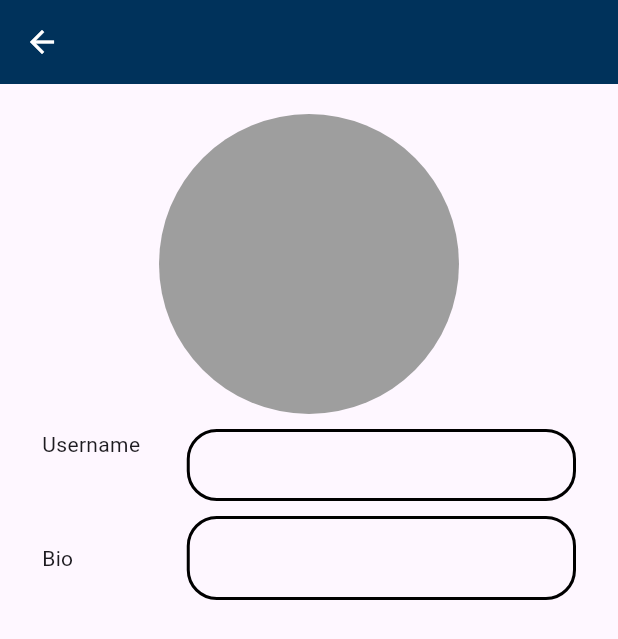
After one commit to rai-ms/whisper, a Flutter app: the EditProfileView screen opened by its route, on a phone screen of 412 x 824 dp. The commit adds this screen. Shown: the top 639 px of the screen. Run offline on Flutter 3.47's test engine with Material 2 defaults, Android fonts, the phone set to English and light mode, and no system bars; our stand-ins replace cached_network_image, dots_indicator, flutter_otp_text_field, flutter_svg, font_awesome_flutter, image_picker and 3 more; accounts and stored records are empty; network calls fail.

Commit message:
Working on Edit Personal Profile

```diff
--- a/lib/components/app_text_form_field.dart
+++ b/lib/components/app_text_form_field.dart
@@ -44,11 +44,11 @@ class AppTextFormField extends StatelessWidget {
         labelText: labelText,
         hintStyle: hintStyle,
         isCollapsed: isCollapsed,
+        hintText: hintText,
+        label:label,
         prefixIcon: !isPrefixIconExist ? null : prefixIcon ?? const Icon(Icons.person,color: AppColors.blueSplashScreen,),
         border: OutlineInputBorder(borderRadius: const BorderRadius.all(Radius.circular(20),), borderSide: BorderSide(width: 2, color: enableBorderColor ?? AppColors.black),),
-        hintText: hintText,
         disabledBorder: OutlineInputBorder(borderRadius: const BorderRadius.all( Radius.circular(20),), borderSide: BorderSide(width: 2, color: disableBorderColor ?? AppColors.black),),
-        label:label,
         enabledBorder: OutlineInputBorder(borderRadius: const BorderRadius.all(Radius.circular(20),), borderSide: BorderSide(width: 2, color: enableBorderColor ?? AppColors.black),),
         constraints: const BoxConstraints(
           maxWidth: 400,
--- a/lib/model/comment.dart
+++ b/lib/model/comment.dart
@@ -115,10 +115,12 @@ class Data {
 }
 
 class APIResponseComment {
+  final String id;
   final String comment;
   final APIResponseUser user;
 
   APIResponseComment({
+    required this.id,
     required this.comment,
     required this.user,
   });
@@ -126,6 +128,7 @@ class APIResponseComment {
   factory APIResponseComment.fromJson(Map<String, dynamic> json) {
     return APIResponseComment(
       comment: json['comment'],
+      id: json['_id'],
       user: APIResponseUser.fromJson(json['User']),
     );
   }
--- /dev/null
+++ b/lib/model/profile_edit_payload.dart
@@ -0,0 +1,13 @@
+class ProfileEditPayload {
+  String? username, profilePic, profileBio;
+
+  ProfileEditPayload({this.username, this.profileBio, this.profilePic});
+
+  Map<String, dynamic> toJson() {
+    return {
+      "username": username,
+      "profilePic": profilePic,
+      "profileBio": profileBio
+    };
+  }
+}
--- a/lib/model/search_user.dart
+++ b/lib/model/search_user.dart
@@ -27,13 +27,11 @@ class SearchResponseUser {
   final String id;
   final String username;
   final String email;
-  final String password;
 
   SearchResponseUser({
     required this.id,
     required this.username,
     required this.email,
-    required this.password,
   });
 
   factory SearchResponseUser.fromJson(Map<String, dynamic> json) {
@@ -41,7 +39,6 @@ class SearchResponseUser {
       id: json['_id'],
       username: json['username'],
       email: json['email'],
-      password: json['password'],
     );
   }
 }
--- a/lib/utils/app_helper/app_url.dart
+++ b/lib/utils/app_helper/app_url.dart
@@ -24,4 +24,5 @@ class AppUrl
   static const followUserEndPoint = 'https://harshitsocial.appskeeper.in/api/v1/user/followUser?followingId=';
   static const postDislikeEndPoint = 'https://harshitsocial.appskeeper.in/api/v1/user/postDislike?postId=';
   static const postLikeEndPoint = 'https://harshitsocial.appskeeper.in/api/v1/user/postLike?postId=';
+  static const editProfileEndPoint = 'https://harshitsocial.appskeeper.in/api/v1/user/editProfileEndPoint';
 }
--- a/lib/utils/routes/navigate_route.dart
+++ b/lib/utils/routes/navigate_route.dart
@@ -3,6 +3,7 @@ import 'package:whisper/utils/routes/route_name.dart';
 import 'package:whisper/view/forget_password_view/forget_password_view.dart';
 import 'package:whisper/view/settings_view/settings_view.dart';
 import '../../view/add_post_view/add_post_view.dart';
+import '../../view/edit_profile_view/edit_profile_view.dart';
 import '../../view/home_view/home_view.dart';
 import '../../view/intro_view/intro_view.dart';
 import '../../view/login_view/login_view.dart';
@@ -33,6 +34,8 @@ class NavigateRoute {
         return MaterialPageRoute(builder: (context) => const AddPostView());
       case RouteName.profileView:
         return MaterialPageRoute(builder: (context) => const ProfileView());
+      case RouteName.editProfileView:
+        return MaterialPageRoute(builder: (context) => const EditProfileView());
       case RouteName.otpAuthView:
         Map<String, dynamic> mp = settings.arguments as Map<String, dynamic>;
         return MaterialPageRoute(
--- a/lib/utils/routes/route_name.dart
+++ b/lib/utils/routes/route_name.dart
@@ -10,4 +10,5 @@ class RouteName {
   static const String settingsView = "/settingsView";
   static const String addPostView = "/addPostView";
   static const String thirdUserProfileView = "/thirdUserProfileView";
+  static const String editProfileView = "/editProfileView";
 }
--- a/lib/view/add_post_view/add_post_view.dart
+++ b/lib/view/add_post_view/add_post_view.dart
@@ -1,3 +1,4 @@
+import 'dart:io';
 import 'package:flutter/material.dart';
 import 'package:font_awesome_flutter/font_awesome_flutter.dart';
 import 'package:provider/provider.dart';
@@ -33,8 +34,8 @@ class _AddPostViewState extends State<AddPostView> {
             padding: EdgeInsets.zero,
             tooltip: "Go back",
             enableFeedback: true,
-            icon: const Icon(
-              Icons.arrow_back_ios,
+            icon: Icon(!Platform.isAndroid?
+              Icons.arrow_back_ios:Icons.arrow_back,
               color: AppColors.white,
             ),
           ),
--- /dev/null
+++ b/lib/view/edit_profile_view/edit_profile_view.dart
@@ -0,0 +1,91 @@
+import 'package:flutter/material.dart';
+import 'package:provider/provider.dart';
+import 'package:whisper/components/app_text_form_field.dart';
+import 'package:whisper/global/global.dart';
+import 'package:whisper/utils/app_helper/app_color.dart';
+import 'package:whisper/view_model/edit_profile_view_model/edit_profile_view_model.dart';
+
+class EditProfileView extends StatefulWidget {
+  const EditProfileView({super.key});
+
+  @override
+  State<EditProfileView> createState() => _EditProfileViewState();
+}
+
+class _EditProfileViewState extends State<EditProfileView> {
+  @override
+  Widget build(BuildContext context) {
+    return MultiProvider(
+      providers: [
+        ChangeNotifierProvider(create: (context)=> EditProfileViewModel()),
+      ],
+      child: Scaffold(
+        appBar: AppBar(),
+        body: SingleChildScrollView(
+          child: Center(
+            child: Consumer<EditProfileViewModel>(
+            builder: (context, provider, ch) {
+              return Padding(
+                padding: const EdgeInsets.symmetric(horizontal: 28.0),
+                child: Form(
+                  key: provider.formKey,
+                  child: Column(
+                    children: [
+                      sizedBox(hei: 20),
+                      const CircleAvatar(
+                        radius: 100,
+                        backgroundColor: AppColors.grey,
+                      ),
+                      sizedBox(hei: 10),
+                      Row(
+                        crossAxisAlignment: CrossAxisAlignment.start,
+                        mainAxisAlignment: MainAxisAlignment.start,
+                        children: [
+                          const Expanded(
+                            flex: 2,
+                            child: Text("Username")),
+                          sizedBox(wid: 10),
+                          Expanded(
+                              flex: 6,
+                              child: AppTextFormField(
+                                obscureText: false,
+                                cont: provider.usernameController,
+                                isPrefixIconExist: false,
+                                contentPadding: 10,
+                              ),
+                          ),
+                        ],
+                      ),
+                      sizedBox(hei: 10),
+                      Row(
+                        children: [
+                          const Expanded(
+                              flex: 2,
+                              child: Text("Bio")),
+                          sizedBox(wid: 10),
+                          Expanded(
+                              flex: 6,
+                              child: TextFormField(
+                                controller: provider.bioController,
+                                maxLines: null,
+                                decoration: const InputDecoration(
+                                  border: OutlineInputBorder(borderRadius: BorderRadius.all(Radius.circular(20),), borderSide: BorderSide(width: 2, color: AppColors.black),),
+                                  disabledBorder: OutlineInputBorder(borderRadius: BorderRadius.all( Radius.circular(20),), borderSide: BorderSide(width: 2, color: AppColors.black),),
+                                  enabledBorder: OutlineInputBorder(borderRadius: BorderRadius.all(Radius.circular(20),), borderSide: BorderSide(width: 2, color: AppColors.black),),
+                                ),
+                              ),
+                          )
+                        ],
+                      ),
+
+                    ],
+                  ),
+                ),
+              );
+            }
+          ),
+      ),
+        ),
+    ),);
+  }
+}
--- a/lib/view/profile_view/profile_view.dart
+++ b/lib/view/profile_view/profile_view.dart
@@ -6,6 +6,7 @@ import 'package:whisper/model/user_profile_response.dart';
 import 'package:whisper/repository/profile_repo/profile_repo.dart';
 import 'package:whisper/utils/app_helper/app_color.dart';
 import 'package:whisper/utils/app_helper/app_style.dart';
+import 'package:whisper/utils/routes/route_name.dart';
 import 'package:whisper/view/profile_view/widgets/posts_follower_following.dart';
 import 'package:whisper/view/profile_view/widgets/profile_top_view.dart';
 import 'package:whisper/view_model/personal_profile_view_model/personal_profile_view_model.dart';
@@ -115,6 +116,10 @@ class _ProfileViewState extends State<ProfileView> with AutomaticKeepAliveClient
                         sizedBox(wid: 10),
                         Expanded(
                           flex: 4,
+                          child: InkWell(
+                            onTap: (){
+                              Navigator.pushNamed(context, RouteName.editProfileView);
+                            },
                             child: Container(
                               height: 50,
                               decoration: BoxDecoration(
@@ -127,6 +132,7 @@ class _ProfileViewState extends State<ProfileView> with AutomaticKeepAliveClient
                                   const Icon(Icons.edit, color: AppColors.white),
                                   Text("Edit Profile", style: AppStyle.whiteBold16,),
                                 ],
+                              ),
                             ),
                           ),),
                         sizedBox(wid: 10),
--- a/lib/view/search_user_view/search_user_view.dart
+++ b/lib/view/search_user_view/search_user_view.dart
@@ -4,10 +4,8 @@ import 'package:provider/provider.dart';
 import 'package:whisper/components/app_text_form_field.dart';
 import 'package:whisper/components/utility_helper.dart';
 import 'package:whisper/global/global.dart';
-import 'package:whisper/res/components/app_rounded_button.dart';
 import 'package:whisper/utils/app_helper/app_style.dart';
 import 'package:whisper/utils/routes/route_name.dart';
-import 'package:whisper/view_model/global_provider/global_provider.dart';
 import 'package:whisper/view_model/search_user/search_user_view_model.dart';
 
 class SearchUser extends StatefulWidget {
@@ -44,7 +42,6 @@ class _SearchUserState extends State<SearchUser> {
                           itemBuilder: (BuildContext context ,int index) {
                           return InkWell(
                             onTap: (){
-
                               Navigator.pushNamed(context, RouteName.thirdUserProfileView, arguments: {'id' : pr1.searchResponseUserData!.data[index].id});
                               // pr1.controller.dispose();
                             },
--- /dev/null
+++ b/lib/view_model/edit_profile_view_model/edit_profile_view_model.dart
@@ -0,0 +1,9 @@
+import 'package:flutter/cupertino.dart';
+
+class EditProfileViewModel extends ChangeNotifier {
+
+  TextEditingController usernameController = TextEditingController();
+  TextEditingController bioController = TextEditingController();
+  GlobalKey<FormState> formKey = GlobalKey();
+
+}
```
Also changed, not shown: lib/repository/post_repo/post_repo.dart (+17 -1 lines), lib/repository/profile_repo/profile_repo.dart (+15 -0 lines), lib/view/home_view/home_view.dart (+27 -0 lines), lib/view/post_view/widgets/like_comment_share_bar.dart (+240 -221 lines), lib/view_model/home_view_view_model/post_card_comment_view_model.dart (+26 -5 lines), lib/aws/aws_cred.dart (added), 1 other file. Lines whose indentation alone changed are shown as unchanged.
